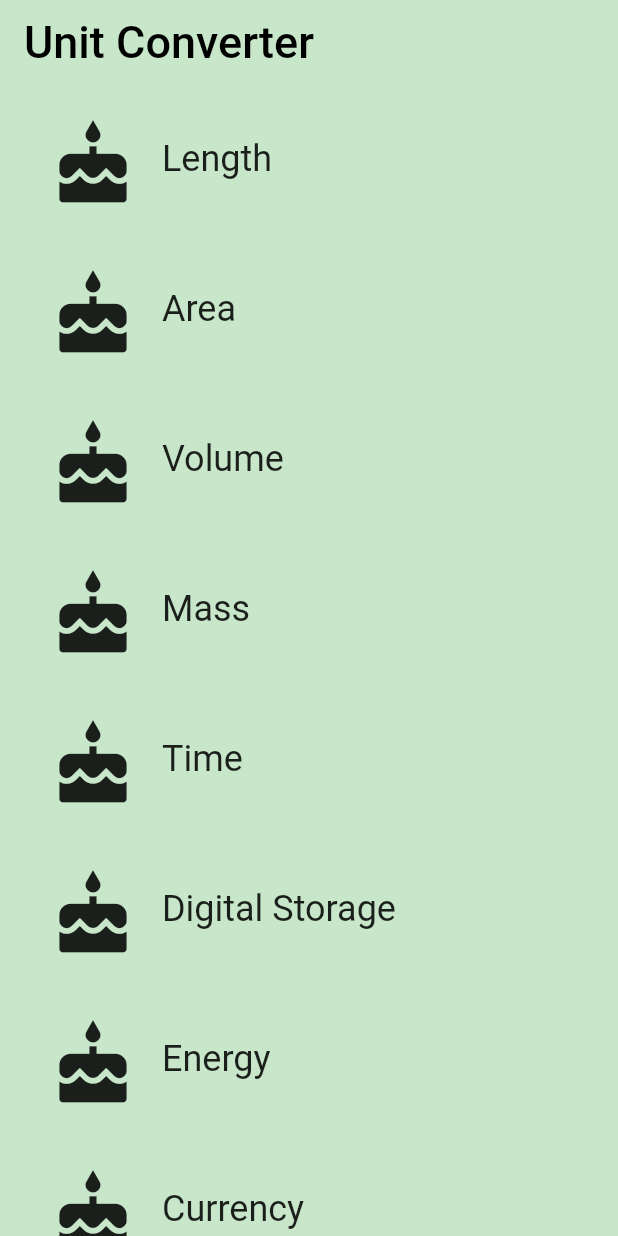
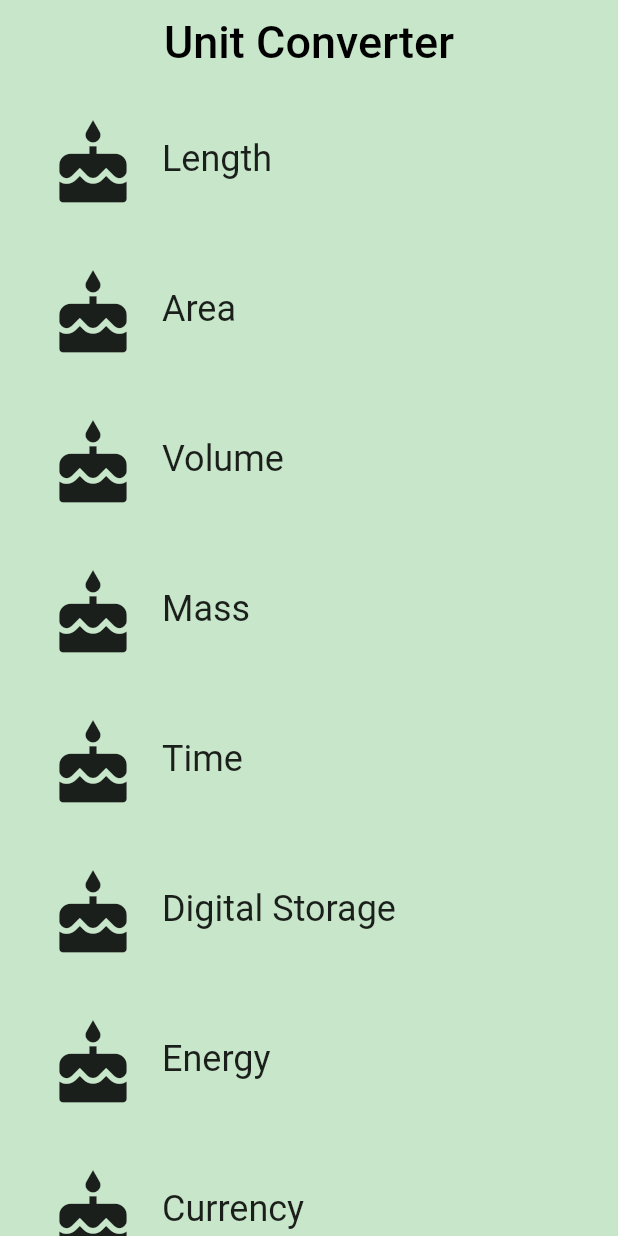
Before and after one commit to djkovrik/Udacity-UnitConverter, a Flutter app: the screen it shows after launch, on a phone screen of 412 x 824 dp. Run offline on Flutter 3.47's test engine with Material 2 defaults, Android fonts, the phone set to English and light mode, and no system bars.

Commit message:
Task 04 starter code

```diff
--- a/lib/category.dart
+++ b/lib/category.dart
@@ -1,21 +1,32 @@
 import 'package:flutter/material.dart';
 import 'package:meta/meta.dart';
+import 'package:udacity_unit_converter/unit.dart';
 
 final _rowHeight = 100.0;
 final _borderRadius = BorderRadius.circular(_rowHeight / 2);
-final _iconSize = 60.0;
 
 class Category extends StatelessWidget {
   final String name;
   final ColorSwatch color;
   final IconData iconLocation;
+  final List<Unit> units;
 
   const Category({
     Key key,
     @required this.name,
     @required this.color,
     @required this.iconLocation,
-  }) : super(key: key);
+    @required this.units,
+  })
+      : assert(name != null),
+        assert(color != null),
+        assert(iconLocation != null),
+        assert(units != null),
+        super(key: key);
+
+  void _navigateToConverter(BuildContext context) {
+    // TODO: Using the Navigator, navigate to the [ConverterRoute]
+  }
 
   @override
   Widget build(BuildContext context) {
@@ -28,25 +39,28 @@ class Category extends StatelessWidget {
           highlightColor: color,
           splashColor: color,
           onTap: () {
-            print("Tap!");
+            _navigateToConverter(context);
           },
           child: Padding(
             padding: EdgeInsets.all(8.0),
             child: Row(
               crossAxisAlignment: CrossAxisAlignment.stretch,
-              children: <Widget>[
+              children: [
                 Padding(
                   padding: EdgeInsets.all(16.0),
                   child: Icon(
                     iconLocation,
-                    size: _iconSize,
+                    size: 60.0,
                   ),
                 ),
                 Center(
                   child: Text(
                     name,
                     textAlign: TextAlign.center,
-                    style: Theme.of(context).textTheme.headline,
+                    style: Theme
+                        .of(context)
+                        .textTheme
+                        .headline,
                   ),
                 ),
               ],
--- a/lib/category_route.dart
+++ b/lib/category_route.dart
@@ -1,5 +1,6 @@
 import 'package:flutter/material.dart';
 import 'package:udacity_unit_converter/category.dart';
+import 'package:udacity_unit_converter/unit.dart';
 
 final _backgroundColor = Colors.green[100];
 
@@ -35,6 +36,16 @@ class CategoryRoute extends StatelessWidget {
     );
   }
 
+  List<Unit> _retrieveUnitList(String categoryName) {
+    return List.generate(10, (int i) {
+      i += 1;
+      return Unit(
+        name: '$categoryName Unit $i',
+        conversion: i.toDouble(),
+      );
+    });
+  }
+
   @override
   Widget build(BuildContext context) {
     final categories = <Category>[];
@@ -44,6 +55,7 @@ class CategoryRoute extends StatelessWidget {
         name: _categoryNames[i],
         color: _baseColors[i],
         iconLocation: Icons.cake,
+        units: _retrieveUnitList(_categoryNames[i]),
       ));
     }
 
@@ -55,14 +67,15 @@ class CategoryRoute extends StatelessWidget {
 
     final appBar = AppBar(
       elevation: 0.0,
-      backgroundColor: _backgroundColor,
       title: Text(
-        "Unit Converter",
+        'Unit Converter',
         style: TextStyle(
           color: Colors.black,
           fontSize: 30.0,
         ),
       ),
+      centerTitle: true,
+      backgroundColor: _backgroundColor,
     );
 
     return Scaffold(
--- a/lib/main.dart
+++ b/lib/main.dart
@@ -9,7 +9,6 @@ class UnitConverterApp extends StatelessWidget {
   @override
   Widget build(BuildContext context) {
     return MaterialApp(
-      debugShowCheckedModeBanner: false,
       title: 'Unit Converter',
       home: CategoryRoute(),
     );
--- /dev/null
+++ b/lib/unit.dart
@@ -0,0 +1,23 @@
+import 'package:meta/meta.dart';
+
+/// Information about a [Unit].
+class Unit {
+  final String name;
+  final double conversion;
+
+  /// A [Unit] stores its name and conversion factor.
+  ///
+  /// An example would be 'Meter' and '1.0'.
+  const Unit({
+    @required this.name,
+    @required this.conversion,
+  })  : assert(name != null),
+        assert(conversion != null);
+
+  /// Creates a [Unit] from a JSON object.
+  Unit.fromJson(Map jsonMap)
+      : assert(jsonMap['name'] != null),
+        assert(jsonMap['conversion'] != null),
+        name = jsonMap['name'],
+        conversion = jsonMap['conversion'].toDouble();
+}
```
Also changed, not shown: lib/converter_route.dart (added, +48 -0 lines).
